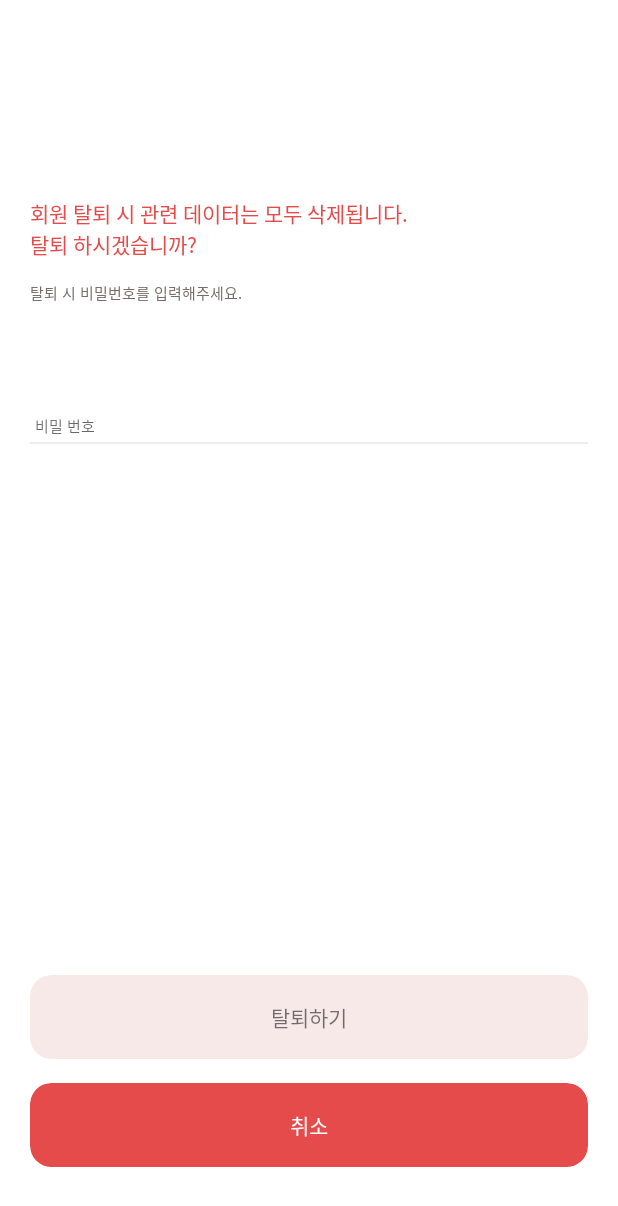
After one commit to hees00/mechelin_front, an Android app: the layout activity_resign.xml on its own in the app's theme, with its tools: preview values and no code run, on a phone screen of 412 x 824 dp. The commit adds this screen. Shown: the top 1206 px of the screen. Run offline under Robolectric (Android 15) with nearby library versions, the phone set to English and light mode, and no system bars.

Commit message:
resign v0

```diff
--- /dev/null
+++ b/app/src/main/java/com/example/mechelin/ui/mypage/MypageActivity.kt
@@ -0,0 +1,8 @@
+package com.example.mechelin.ui.mypage
+
+import androidx.appcompat.app.AppCompatActivity
+
+class MypageActivity: AppCompatActivity() {
+
+
+}
--- /dev/null
+++ b/app/src/main/java/com/example/mechelin/ui/resign/ResignActivity.kt
@@ -0,0 +1,5 @@
+package com.example.mechelin.ui.resign
+
+class ResignActivity {
+
+}
--- /dev/null
+++ b/app/src/main/res/layout/activity_resign.xml
@@ -0,0 +1,101 @@
+<?xml version="1.0" encoding="utf-8"?>
+<androidx.constraintlayout.widget.ConstraintLayout xmlns:android="http://schemas.android.com/apk/res/android"
+    android:layout_width="match_parent"
+    android:layout_height="match_parent"
+    xmlns:app="http://schemas.android.com/apk/res-auto">
+
+    <androidx.appcompat.widget.AppCompatTextView
+        android:id="@+id/resigin_info_message_tv"
+        android:layout_width="wrap_content"
+        android:layout_height="wrap_content"
+        android:text="회원 탈퇴 시 관련 데이터는 모두 삭제됩니다.\n탈퇴 하시겠습니까?"
+        android:textSize="14dp"
+        app:layout_constraintTop_toTopOf="parent"
+        app:layout_constraintStart_toStartOf="parent"
+        android:layout_marginStart="20dp"
+        android:textColor="@color/main_color"
+        android:fontFamily="@font/scdream4"
+        android:layout_marginTop="132dp"/>
+
+    <androidx.appcompat.widget.AppCompatTextView
+        android:id="@+id/resigin_info_message2_tv"
+        android:layout_width="wrap_content"
+        android:layout_height="wrap_content"
+        android:text="탈퇴 시 비밀번호를 입력해주세요."
+        android:fontFamily="@font/scdream4"
+        app:layout_constraintStart_toStartOf="@id/resigin_info_message_tv"
+        app:layout_constraintTop_toBottomOf="@id/resigin_info_message_tv"
+        android:textSize="10dp"
+        android:layout_marginTop="14sp"
+        android:textColor="@color/mechelin_gray_font2"/>
+
+
+    <EditText
+        android:id="@+id/resign_password_et"
+        android:layout_width="wrap_content"
+        android:layout_height="wrap_content"
+        android:hint="비밀 번호"
+        android:fontFamily="@font/scdream4"
+        app:layout_constraintStart_toStartOf="@id/resigin_info_message_tv"
+        app:layout_constraintTop_toBottomOf="@id/resigin_info_message2_tv"
+        android:layout_marginTop="70dp"
+        android:textSize="10dp"
+        android:padding="3dp"
+        android:textColor="@color/mechelin_gray_font2"
+        android:background="@null"
+        />
+
+    <View
+        android:id="@+id/writing_address_line"
+        android:layout_width="match_parent"
+        android:layout_height="1dp"
+        app:layout_constraintTop_toBottomOf="@id/resign_password_et"
+        android:background="@color/mechelin_gray_font"
+        android:layout_marginHorizontal="20dp"
+        />
+
+    <androidx.cardview.widget.CardView
+        android:layout_width="match_parent"
+        android:layout_height="wrap_content"
+        app:layout_constraintStart_toStartOf="parent"
+        app:layout_constraintEnd_toEndOf="parent"
+        android:layout_marginHorizontal="20dp"
+        app:cardBackgroundColor="@color/sub_color"
+        app:cardElevation="0dp"
+        app:cardCornerRadius="14dp"
+        android:layout_marginBottom="16dp"
+        app:layout_constraintBottom_toTopOf="@id/resign_cancel_btn_cardview"
+        >
+        <androidx.appcompat.widget.AppCompatTextView
+            android:layout_width="match_parent"
+            android:layout_height="wrap_content"
+            android:textAlignment="center"
+            android:text="탈퇴하기"
+            android:fontFamily="@font/scdream4"
+            android:paddingVertical="17dp"/>
+    </androidx.cardview.widget.CardView>
+
+    <androidx.cardview.widget.CardView
+        android:id="@+id/resign_cancel_btn_cardview"
+        android:layout_width="match_parent"
+        android:layout_height="wrap_content"
+        app:layout_constraintStart_toStartOf="parent"
+        app:layout_constraintEnd_toEndOf="parent"
+        app:layout_constraintBottom_toBottomOf="parent"
+        android:layout_marginHorizontal="20dp"
+        android:layout_marginBottom="46dp"
+        app:cardBackgroundColor="@color/main_color"
+        app:cardElevation="0dp"
+        app:cardCornerRadius="14dp"
+        >
+        <androidx.appcompat.widget.AppCompatTextView
+            android:layout_width="match_parent"
+            android:layout_height="wrap_content"
+            android:textAlignment="center"
+            android:text="취소"
+            android:fontFamily="@font/scdream4"
+            android:textColor="#ffffff"
+            android:paddingVertical="17dp"/>
+    </androidx.cardview.widget.CardView>
+
+</androidx.constraintlayout.widget.ConstraintLayout>
--- a/app/src/main/res/layout/item_recent_review.xml
+++ b/app/src/main/res/layout/item_recent_review.xml
@@ -2,7 +2,7 @@
 <androidx.constraintlayout.widget.ConstraintLayout xmlns:android="http://schemas.android.com/apk/res/android"
     android:layout_width="224px"
     android:layout_height="164px"
-    android:background="@drawable/recent_review_background"
+    android:background="#dddddd"
     android:layout_marginLeft="13px"
     xmlns:app="http://schemas.android.com/apk/res-auto">
 
--- a/app/src/main/res/menu/main_bnv_menu.xml
+++ b/app/src/main/res/menu/main_bnv_menu.xml
@@ -4,7 +4,7 @@
     xmlns:app="http://schemas.android.com/apk/res-auto">
     <item
         android:id="@+id/homeFragment"
-        android:icon="@drawable/main_btm_home_selector"
+        android:icon="@drawable/main_btn_home_selector"
         android:enabled="true"
         app:showAsAction="always"
         android:title="홈"
@@ -20,7 +20,7 @@
 
     <item
         android:id="@+id/mapFragment"
-        android:icon="@drawable/main_btm_map_selector"
+        android:icon="@drawable/main_btn_map_selector"
         android:enabled="true"
         app:showAsAction="always"
         android:title="지도"
--- a/app/src/main/res/values/colors.xml
+++ b/app/src/main/res/values/colors.xml
@@ -13,6 +13,7 @@
     <color name="colorAccent">#6bb2ff</color>
 
     <color name="main_color">#e54b4b</color>
+    <color name="sub_color">#80f2d4d4</color>
     <color name="mechelin_gray">#6A6A6A</color>
     <color name="mechelin_splash_color">#E54B4B</color>
     <color name="mechelin_review_grey">#F0F0F0</color>
```
